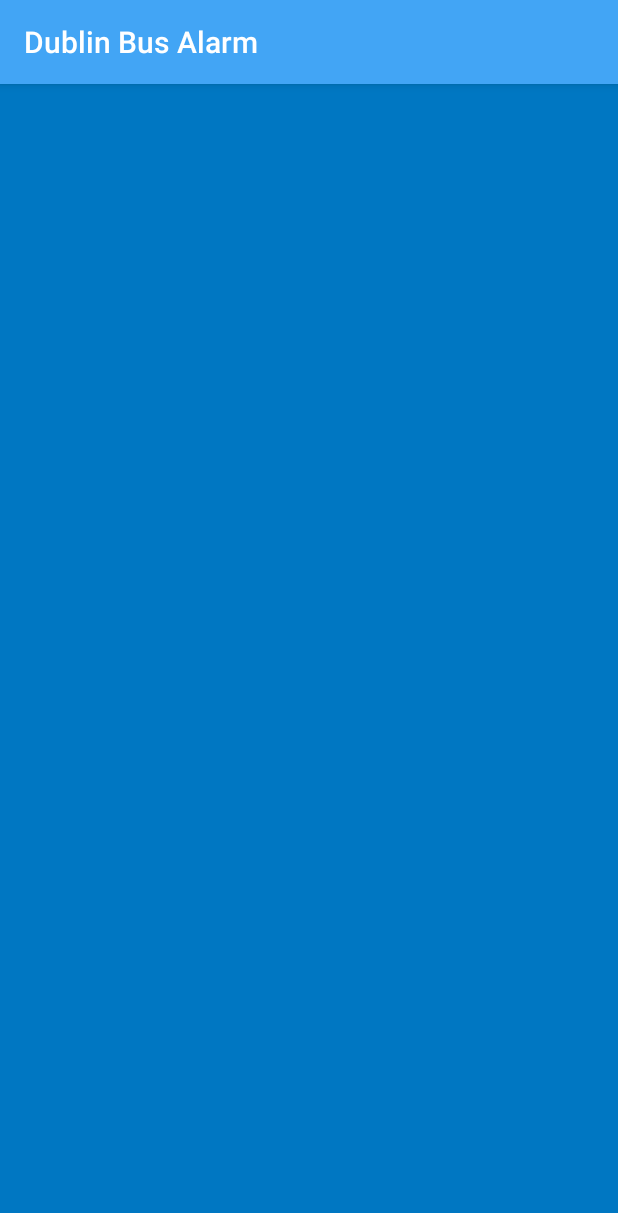
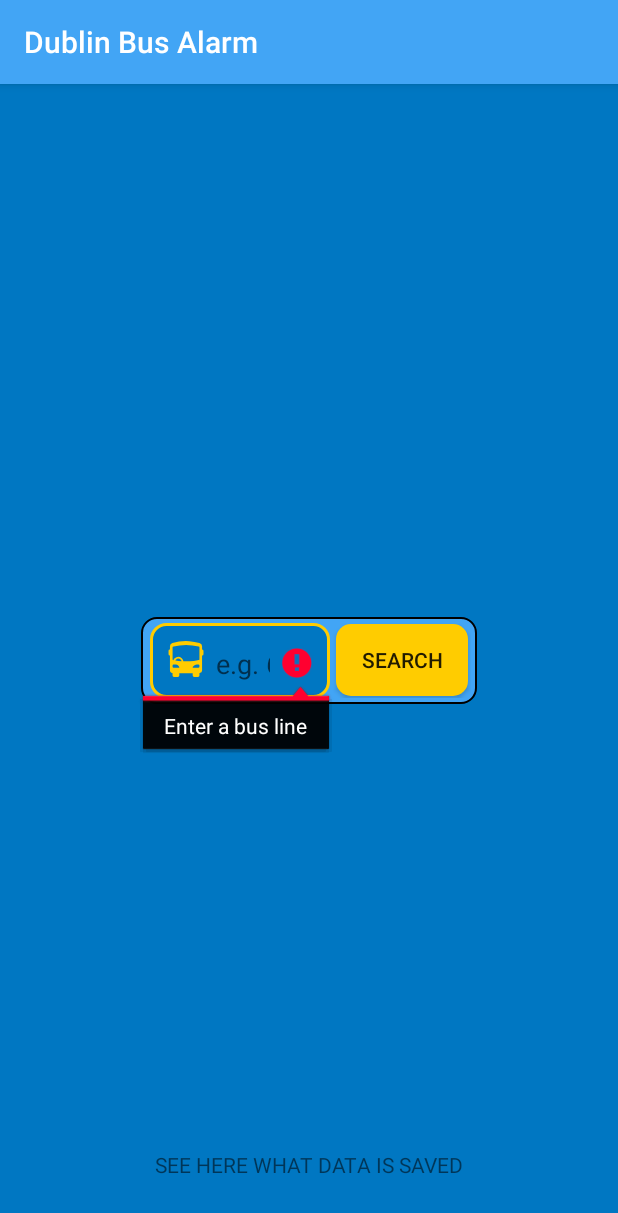
Before and after one commit to nachC/DublinBusAlarm, an Android app: the screen it shows after launch (MainActivity), after a tap on "SEARCH", on a phone screen of 412 x 824 dp. Shown: the top 1213 px of the screen. Run offline under Robolectric (Android 15) with nearby library versions, the phone set to English and light mode, and no system bars; our stand-ins replace data binding; libraries missing offline, so code that uses them is left out: androidx.navigation.

Commit message:
Setup SearchScreen fragment and viewmodel Added validation and error handling for user's input Updated README.md

```diff
--- a/app/src/main/java/com/nachc/dba/searchscreen/SearchScreenFragment.kt
+++ b/app/src/main/java/com/nachc/dba/searchscreen/SearchScreenFragment.kt
@@ -1,45 +1,173 @@
 package com.nachc.dba.searchscreen
 
-import androidx.lifecycle.ViewModelProvider
+import android.Manifest
+import android.app.AlertDialog
+import android.content.Context
+import android.content.Intent
+import android.content.pm.PackageManager
+import android.net.Uri
 import android.os.Bundle
+import android.provider.Settings
 import android.util.Log
-import androidx.fragment.app.Fragment
 import android.view.LayoutInflater
 import android.view.View
 import android.view.ViewGroup
+import android.view.inputmethod.InputMethodManager
+import android.widget.Toast
+import androidx.core.content.ContextCompat.getSystemService
 import androidx.databinding.DataBindingUtil
-import androidx.navigation.findNavController
-import androidx.navigation.fragment.findNavController
+import androidx.fragment.app.Fragment
+import androidx.fragment.app.viewModels
 import com.nachc.dba.R
 import com.nachc.dba.databinding.SearchScreenFragmentBinding
 
 class SearchScreenFragment : Fragment() {
 
+    /**
+     * TODO:
+     * */
+
     companion object {
         fun newInstance() = SearchScreenFragment()
     }
 
+    // tag for logging
     val TAG: String = "SearchScreenFragment"
-    private lateinit var viewModel: SearchScreenViewModel
+    // request code for fine location access permission
+    val FINE_LOCATION = 1
+    // viewModel reference
+    private val viewModel: SearchScreenViewModel by viewModels()
+    // binding reference
+    private lateinit var binding: SearchScreenFragmentBinding
 
     override fun onCreateView(
         inflater: LayoutInflater, container: ViewGroup?,
         savedInstanceState: Bundle?
-    ): View? {
-        val binding: SearchScreenFragmentBinding = DataBindingUtil.inflate(
-            inflater, R.layout.search_screen_fragment, container, false)
+    ): View {
+        binding = DataBindingUtil.inflate(
+            inflater, R.layout.search_screen_fragment, container, false
+        )
 
-        binding.searchBtn.setOnClickListener {
-            Log.d(TAG, "button clicked")
-            findNavController().navigate(SearchScreenFragmentDirections.actionSearchScreenFragmentToRouteListScreenFragment())
-        }
+        // Specify the current activity as the lifecycle owner of the binding. This is used so that
+        // the binding can observe LiveData updates
+        binding.lifecycleOwner = this
+
         return binding.root
     }
 
     override fun onActivityCreated(savedInstanceState: Bundle?) {
         super.onActivityCreated(savedInstanceState)
-        viewModel = ViewModelProvider(this).get(SearchScreenViewModel::class.java)
-        // TODO: Use the ViewModel
+
+        /*****Click events*****/
+        binding.searchBtn.setOnClickListener {
+            Log.i(TAG, "button clicked")
+            // Hide the keyboard after clicking search
+            val imm = activity?.getSystemService(Context.INPUT_METHOD_SERVICE) as InputMethodManager
+            imm.hideSoftInputFromWindow(binding.inputLineEditText.windowToken, 0)
+            // call the viewModel for validation on the user's input
+            viewModel.validateInput(binding.inputLineEditText.text.toString())
+        }
+        binding.permissionBtn.setOnClickListener {
+            openPermissionSettings()
+        }
+        binding.dataSavedTextView.setOnClickListener {
+            showDataSavedDialog()
+        }
+        /*****End Click events*****/
+
+        viewModel.isValidInput.observe(viewLifecycleOwner, { isValidInput ->
+            if (!isValidInput.first) {
+                binding.inputLineEditText.error = isValidInput.second
+            } else {
+                searchRoute()
+            }
+        })
+
+        // observe news broadcast, will let us know if the route search was successful or not
+        viewModel.news.observe(viewLifecycleOwner, { goodNews ->
+            Log.i(TAG, "hey! we got an update from observable")
+            if (goodNews) {
+                Log.i(TAG, "good news")
+                Toast.makeText(this.context, "good news!", Toast.LENGTH_SHORT).show()
+                //findNavController().navigate(SearchScreenFragmentDirections.actionSearchScreenToRouteListScreen())
+            } else {
+                Log.i(TAG, "bad news")
+                Toast.makeText(this.context, "bad news!", Toast.LENGTH_SHORT).show()
+            }
+        })
     }
 
+    // request permissions. Will get called when search btn is pressed
+    private fun searchRoute() {
+        // request permission to use location -> result will be handled by onRequestPermissionsResult
+        requestPermissions(arrayOf(Manifest.permission.ACCESS_FINE_LOCATION), FINE_LOCATION)
+    }
+
+    // here we handle the result of calling requestPermissions
+    // if user provided permission for FINE LOCATION we proceed to call search on the viewModel
+    // if user denies, we show Toast with info
+    // if user denies and checks "don't ask again", we show a settings button to redirect user to permissions settings
+    override fun onRequestPermissionsResult(
+        requestCode: Int,
+        permissions: Array<out String>,
+        grantResults: IntArray
+    ) {
+        if (requestCode == FINE_LOCATION) {
+            // received request permission for fine-location
+            if (grantResults[0] == PackageManager.PERMISSION_GRANTED) {
+                // we have permission to use location -> we can search now
+                viewModel.search(binding.inputLineEditText.text.toString())
+            } else {
+                // we don't have location permission
+                Toast.makeText(this.context, "Permission was not granted", Toast.LENGTH_SHORT).show();
+                // see if user checked "Don't ask again" box before, if so, show button to open OS Settings
+                if (!shouldShowRequestPermissionRationale(Manifest.permission.ACCESS_FINE_LOCATION)) {
+                    Log.i(TAG, "redirect user to settings")
+                    binding.permissionBtn.visibility = View.VISIBLE
+                }
+            }
+        } else {
+            super.onRequestPermissionsResult(requestCode, permissions, grantResults)
+        }
+    }
+
+    // method called when clicking the permission button
+    // we send the user to the OS settings screen to set location permission manually
+    fun openPermissionSettings() {
+            val intent = Intent(Settings.ACTION_APPLICATION_DETAILS_SETTINGS)
+            val uri = Uri.fromParts("package", activity?.packageName, null)
+            intent.data = uri
+            // here we route the user to the Settings menu to set the permissions manually
+            // we'll handle the result with the onActivityResult method
+            startActivityForResult(intent, 0)
+    }
+
+    // if we come from the SETTINGS screen and user provided location permission
+    // then we can search
+    override fun onActivityResult(requestCode: Int, resultCode: Int, data: Intent?) {
+        super.onActivityResult(requestCode, resultCode, data)
+        if (requestCode == 0) {
+            binding.permissionBtn.visibility = View.INVISIBLE
+            Toast.makeText(this.context, "You can search now", Toast.LENGTH_SHORT).show();
+        }
+    }
+
+    // method to show a AlertDialog with information
+    // regarding what data is saved to the DB
+    fun showDataSavedDialog() {
+        AlertDialog.Builder(activity)
+            .setTitle("Data we save")
+            .setMessage(
+                """
+            When the alarm triggers, we save some data to our database.
+            We save exactly four things:
+            - The coordinates of the stop you selected.
+            - Your coordinates at the moment you select a stop
+            - The time it took for the bus to reach the selected stop
+            - The date the trip was made
+            """.trimIndent()
+            ) // A null listener allows the button to dismiss the dialog and take no further action.
+            .setPositiveButton(android.R.string.ok, null)
+            .show()
+    }
 }
--- a/app/src/main/java/com/nachc/dba/searchscreen/SearchScreenViewModel.kt
+++ b/app/src/main/java/com/nachc/dba/searchscreen/SearchScreenViewModel.kt
@@ -1,7 +1,47 @@
 package com.nachc.dba.searchscreen
 
+import android.util.Log
+import androidx.lifecycle.LiveData
+import androidx.lifecycle.MutableLiveData
 import androidx.lifecycle.ViewModel
 
 class SearchScreenViewModel : ViewModel() {
-    // TODO: Implement the ViewModel
+
+    /**
+     * TODO:
+     * */
+
+    private val TAG = "SearchScreenViewModel"
+
+    val routeID: MutableLiveData<String> = MutableLiveData()
+
+    // _goodNews is true if we were able to retrieve route data from the DB
+    // with LiveData we share our _goodNews with the observing Observers
+    private val _goodNews = MutableLiveData<Boolean>()
+    val news: LiveData<Boolean>
+        get() = _goodNews
+
+    private val _isValidInput = MutableLiveData<Pair<Boolean, String>>()
+    val isValidInput: LiveData<Pair<Boolean, String>>
+        get() = _isValidInput
+
+    // validate input
+    // check for emptiness and regex match
+    // return a Pair(error: Boolean, errorMessage: String)
+    fun validateInput(input: String) {
+        if (input.isEmpty() || input.isBlank()) {
+            _isValidInput.value = Pair(false, "Enter a bus line")
+        } else if (!input.matches("[a-zA-Z0-9 *]+$".toRegex())) {
+            _isValidInput.value = Pair(false, "Only letters & numbers")
+        } else {
+            _isValidInput.value = Pair(true, "Ok")
+        }
+    }
+
+    // set goodNews value depending if route data was fetched (true) or not (false)
+    // this is a placeholder until the repository is setup
+    fun search(routeID: String) {
+        Log.i(TAG, routeID)
+        _goodNews.value = true
+    }
 }
--- a/app/src/main/res/layout/search_screen_fragment.xml
+++ b/app/src/main/res/layout/search_screen_fragment.xml
@@ -39,7 +39,7 @@
                 android:paddingEnd="12dp"
                 android:paddingBottom="8dp"
                 android:textAlignment="textStart"
-                android:textColor="#000000" />
+                android:textColor="#000000"/>
 
             <Button
                 android:id="@+id/searchBtn"
@@ -91,7 +91,8 @@
             android:layout_marginStart="166dp"
             android:layout_marginTop="27dp"
             android:layout_marginEnd="157dp"
-            android:visibility="invisible" />
+            android:visibility="invisible"
+            android:text="@string/settings_button"/>
 
         <TextView
             android:id="@+id/dataSavedTextView"
--- a/app/src/main/res/navigation/nav_graph.xml
+++ b/app/src/main/res/navigation/nav_graph.xml
@@ -11,7 +11,7 @@
         android:label="search_screen_fragment"
         tools:layout="@layout/search_screen_fragment" >
         <action
-            android:id="@+id/action_searchScreenFragment_to_routeListScreenFragment"
+            android:id="@+id/action_searchScreen_to_routeListScreen"
             app:destination="@id/routeListScreenFragment" />
     </fragment>
     <fragment
```
Also changed, not shown: 1 other file.
